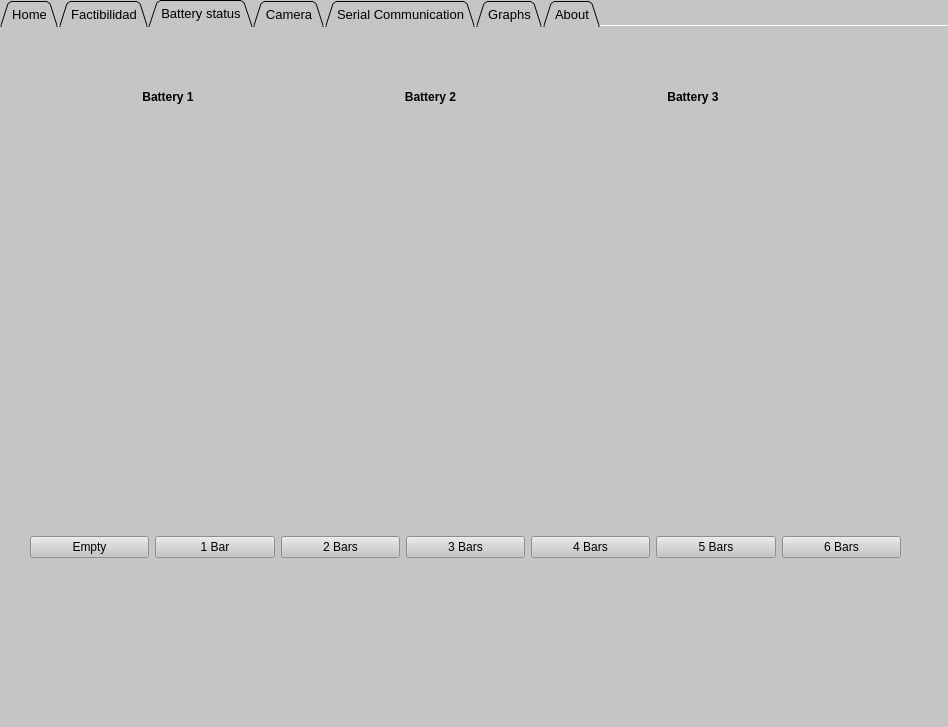
Dartherick/Proyecto2_Angelica, file HMI.ui: the form before one commit.
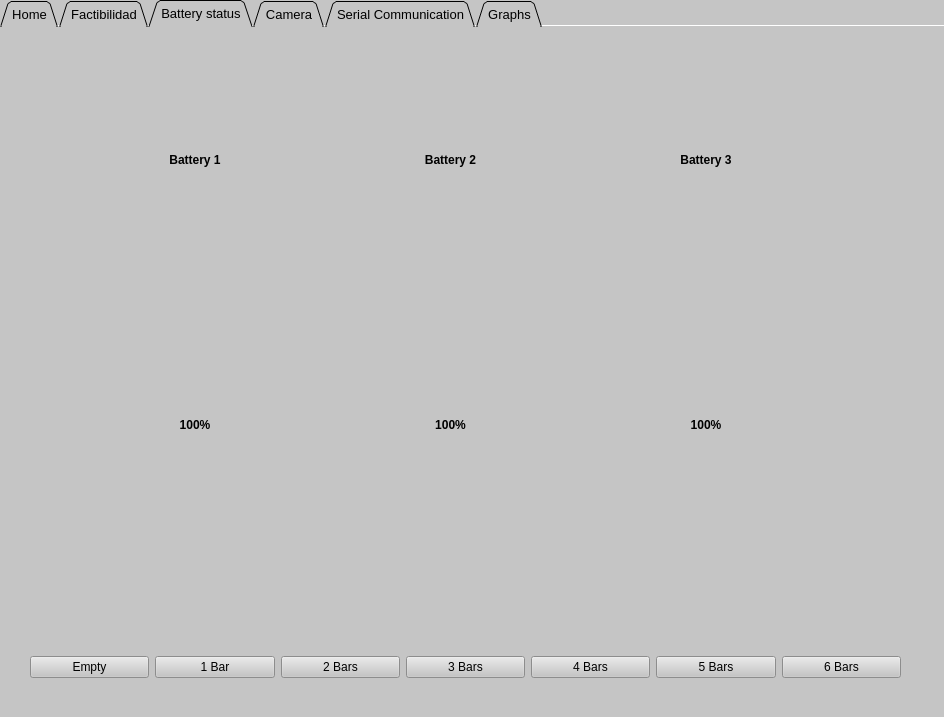
The form after the commit. The open tabs and pages were chosen to show the change. Icons and pictures are not drawn.

The edit to the form file:
```diff
--- a/HMI.ui
+++ b/HMI.ui
@@ -6,8 +6,8 @@
    <rect>
     <x>0</x>
     <y>0</y>
-    <width>948</width>
-    <height>727</height>
+    <width>944</width>
+    <height>717</height>
    </rect>
   </property>
   <property name="windowTitle">
@@ -666,53 +666,11 @@
      <attribute name="title">
       <string>Battery status</string>
      </attribute>
-     <widget class="QWidget" name="horizontalLayoutWidget">
-      <property name="geometry">
-       <rect>
-        <x>30</x>
-        <y>120</y>
-        <width>861</width>
-        <height>281</height>
-       </rect>
-      </property>
-      <layout class="QHBoxLayout" name="horizontalLayout">
-       <property name="spacing">
-        <number>7</number>
-       </property>
-       <property name="sizeConstraint">
-        <enum>QLayout::SetDefaultConstraint</enum>
-       </property>
-       <property name="leftMargin">
-        <number>50</number>
-       </property>
-       <item>
-        <widget class="QLabel" name="Battery1">
-         <property name="text">
-          <string>&lt;html&gt;&lt;head/&gt;&lt;body&gt;&lt;p&gt;&lt;img src=&quot;:/Battery/Battery/Empty.png&quot;/&gt;&lt;/p&gt;&lt;/body&gt;&lt;/html&gt;</string>
-         </property>
-        </widget>
-       </item>
-       <item>
-        <widget class="QLabel" name="Battery2">
-         <property name="text">
-          <string>&lt;html&gt;&lt;head/&gt;&lt;body&gt;&lt;p&gt;&lt;img src=&quot;:/Battery/Battery/Empty.png&quot;/&gt;&lt;/p&gt;&lt;/body&gt;&lt;/html&gt;</string>
-         </property>
-        </widget>
-       </item>
-       <item>
-        <widget class="QLabel" name="Battery3">
-         <property name="text">
-          <string>&lt;html&gt;&lt;head/&gt;&lt;body&gt;&lt;p&gt;&lt;img src=&quot;:/Battery/Battery/Empty.png&quot;/&gt;&lt;/p&gt;&lt;/body&gt;&lt;/html&gt;</string>
-         </property>
-        </widget>
-       </item>
-      </layout>
-     </widget>
      <widget class="QWidget" name="horizontalLayoutWidget_2">
       <property name="geometry">
        <rect>
         <x>30</x>
-        <y>480</y>
+        <y>600</y>
         <width>871</width>
         <height>80</height>
        </rect>
@@ -772,12 +730,14 @@
      <widget class="QWidget" name="horizontalLayoutWidget_3">
       <property name="geometry">
        <rect>
-        <x>40</x>
-        <y>30</y>
-        <width>781</width>
-        <height>80</height>
+        <x>70</x>
+        <y>70</y>
+        <width>821</width>
+        <height>391</height>
        </rect>
       </property>
+      <layout class="QVBoxLayout" name="BatteryGroup">
+       <item>
       <layout class="QHBoxLayout" name="horizontalLayout_3">
        <item>
         <widget class="QLabel" name="label_6">
@@ -830,6 +790,129 @@
          </property>
         </widget>
        </item>
+         <item>
+          <spacer name="horizontalSpacer">
+           <property name="orientation">
+            <enum>Qt::Horizontal</enum>
+           </property>
+           <property name="sizeType">
+            <enum>QSizePolicy::Fixed</enum>
+           </property>
+           <property name="sizeHint" stdset="0">
+            <size>
+             <width>60</width>
+             <height>5</height>
+            </size>
+           </property>
+          </spacer>
+         </item>
+        </layout>
+       </item>
+       <item>
+        <layout class="QHBoxLayout" name="horizontalLayout">
+         <property name="spacing">
+          <number>7</number>
+         </property>
+         <property name="sizeConstraint">
+          <enum>QLayout::SetDefaultConstraint</enum>
+         </property>
+         <property name="leftMargin">
+          <number>50</number>
+         </property>
+         <item>
+          <widget class="QLabel" name="Battery1">
+           <property name="text">
+            <string>&lt;html&gt;&lt;head/&gt;&lt;body&gt;&lt;p&gt;&lt;img src=&quot;:/Battery/Battery/Empty.png&quot;/&gt;&lt;/p&gt;&lt;/body&gt;&lt;/html&gt;</string>
+           </property>
+          </widget>
+         </item>
+         <item>
+          <widget class="QLabel" name="Battery2">
+           <property name="text">
+            <string>&lt;html&gt;&lt;head/&gt;&lt;body&gt;&lt;p&gt;&lt;img src=&quot;:/Battery/Battery/Empty.png&quot;/&gt;&lt;/p&gt;&lt;/body&gt;&lt;/html&gt;</string>
+           </property>
+          </widget>
+         </item>
+         <item>
+          <widget class="QLabel" name="Battery3">
+           <property name="text">
+            <string>&lt;html&gt;&lt;head/&gt;&lt;body&gt;&lt;p&gt;&lt;img src=&quot;:/Battery/Battery/Empty.png&quot;/&gt;&lt;/p&gt;&lt;/body&gt;&lt;/html&gt;</string>
+           </property>
+          </widget>
+         </item>
+        </layout>
+       </item>
+       <item>
+        <layout class="QHBoxLayout" name="horizontalLayout_8">
+         <item>
+          <widget class="QLabel" name="Battery1_Label">
+           <property name="font">
+            <font>
+             <pointsize>9</pointsize>
+             <weight>75</weight>
+             <bold>true</bold>
+            </font>
+           </property>
+           <property name="text">
+            <string>100%</string>
+           </property>
+           <property name="alignment">
+            <set>Qt::AlignCenter</set>
+           </property>
+          </widget>
+         </item>
+         <item>
+          <widget class="QLabel" name="Battery2_Label">
+           <property name="font">
+            <font>
+             <pointsize>9</pointsize>
+             <weight>75</weight>
+             <bold>true</bold>
+            </font>
+           </property>
+           <property name="text">
+            <string>100%</string>
+           </property>
+           <property name="alignment">
+            <set>Qt::AlignCenter</set>
+           </property>
+          </widget>
+         </item>
+         <item>
+          <widget class="QLabel" name="Battery3_Label">
+           <property name="font">
+            <font>
+             <pointsize>9</pointsize>
+             <weight>75</weight>
+             <bold>true</bold>
+            </font>
+           </property>
+           <property name="text">
+            <string>100%</string>
+           </property>
+           <property name="alignment">
+            <set>Qt::AlignCenter</set>
+           </property>
+          </widget>
+         </item>
+         <item>
+          <spacer name="horizontalSpacer_2">
+           <property name="orientation">
+            <enum>Qt::Horizontal</enum>
+           </property>
+           <property name="sizeType">
+            <enum>QSizePolicy::Fixed</enum>
+           </property>
+           <property name="sizeHint" stdset="0">
+            <size>
+             <width>60</width>
+             <height>5</height>
+            </size>
+           </property>
+          </spacer>
+         </item>
+        </layout>
+       </item>
       </layout>
      </widget>
     </widget>
@@ -1038,11 +1121,6 @@
       <string>Graphs</string>
      </attribute>
     </widget>
-    <widget class="QWidget" name="About_Tab">
-     <attribute name="title">
-      <string>About</string>
-     </attribute>
-    </widget>
    </widget>
   </widget>
  </widget>
```
Left out of the diff: 18 changed lines with no effect on the pictures. Lines whose indentation alone changed are shown as unchanged.
